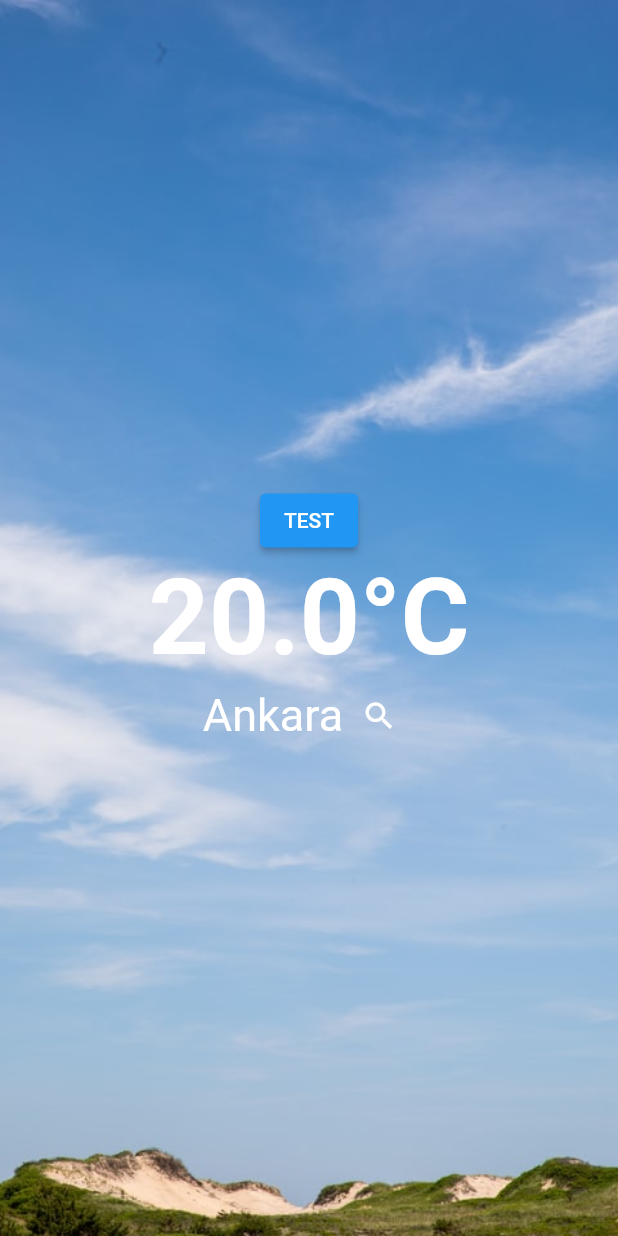
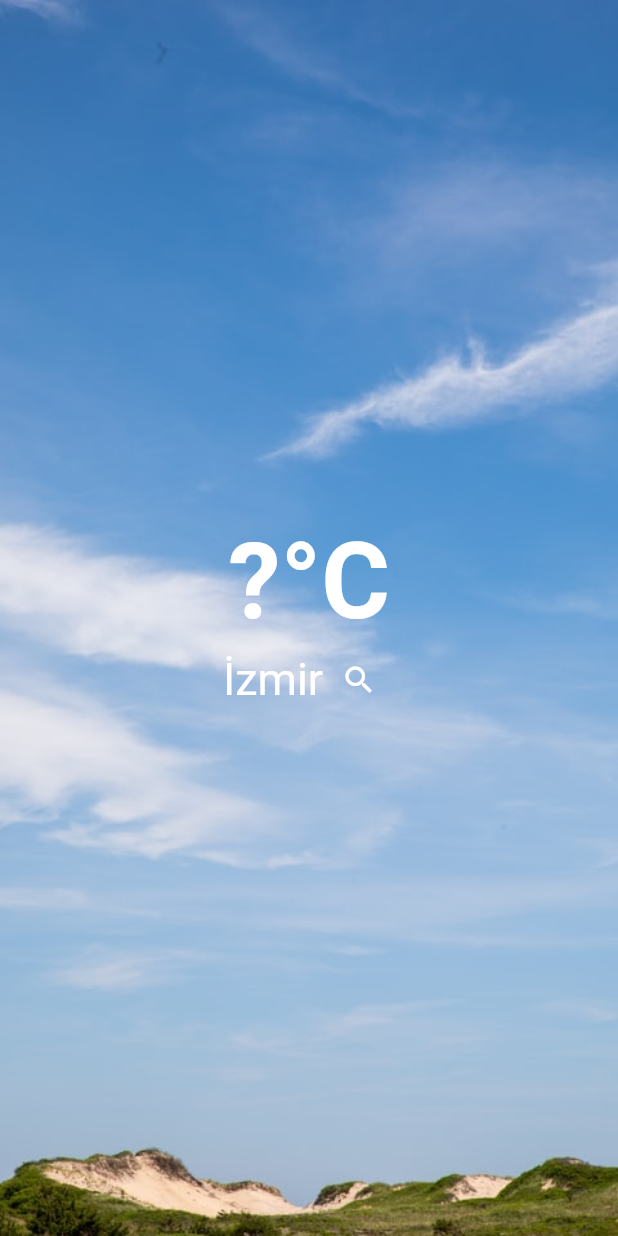
Before and after one commit to 0Suphan0/WeatherApp, a Flutter app: the screen it shows after launch, on a phone screen of 412 x 824 dp. Run offline on Flutter 3.47's test engine with Material 2 defaults, Android fonts, the phone set to English and light mode, and no system bars; network calls fail.

Commit message:
Api'ye atılan get isteği neticesinde şehir parametresine göre sıcaklık değerleri alınıp home_page'e basıldı.

```diff
--- a/weather_app/lib/home_page.dart
+++ b/weather_app/lib/home_page.dart
@@ -1,3 +1,5 @@
+import 'dart:convert';
+
 import 'package:flutter/material.dart';
 import 'package:weather_app/screen_page.dart';
 import 'package:http/http.dart' as http;
@@ -11,14 +13,29 @@ class HomePage extends StatefulWidget {
 
 class _HomePageState extends State<HomePage> {
   final String backgroundAssetUrl = 'assets/c.jpg';
-  double centigrate = 20.0;
-  String location = "Ankara";
+  double? centigrate;
+  String? location = "İzmir";
   final String apiKey = "bbe52cc5c96e0bc331ca6e56b4d64f2f";
 
   //Apı'den gelen Weather datasını döner.
   Future<http.Response> getWeatherData() {
     return http.get(Uri.parse(
         'https://api.openweathermap.org/data/2.5/weather?units=metric&lang=tr&q=$location&appid=$apiKey'));
+  }
+
+  void getMyResponse() async {
+    var response = await getWeatherData();
+    var myResponse = jsonDecode(response.body);
+    setState(() {
+      centigrate = myResponse['main']['temp'];
+      //gps'ten gelecek.
+      // location=
+    });
+  }
+
+  @override
+  void initState() {
+    getMyResponse();
   }
 
   @override
@@ -32,18 +49,16 @@ class _HomePageState extends State<HomePage> {
         body: Column(
           mainAxisAlignment: MainAxisAlignment.center,
           children: [
-            ElevatedButton(onPressed: () async {
-             var response= await getWeatherData();
-             print(response.statusCode);
-            }, child: Text("TEST")),
-            Text("$centigrate°C",
-                style: const TextStyle(
-                    fontSize: HomePageFontSize.centigradeSize,
-                    fontWeight: FontWeight.bold)),
+            Center(
+              child: Text(centigrate == null ? "?°C" : "$centigrate°C",
+                  style: const TextStyle(
+                      fontSize: HomePageFontSize.centigradeSize,
+                      fontWeight: FontWeight.bold)),
+            ),
             Row(
               mainAxisAlignment: MainAxisAlignment.center,
               children: [
-                Text(location,
+                Text(location ?? 'Şehir verisi alınamadı :(',
                     style: const TextStyle(
                         fontSize: HomePageFontSize.locationSize)),
                 IconButton(
```
